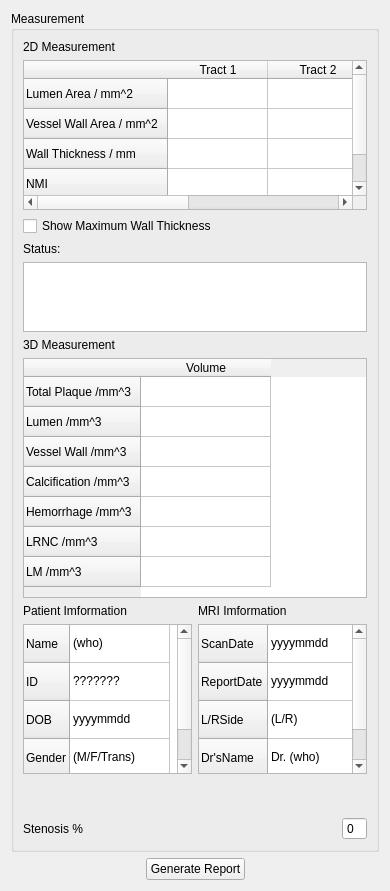
Qt form codes/UI/MeasurementWidget.ui (wuzhuobin/PlaqueQuant) before a commit.
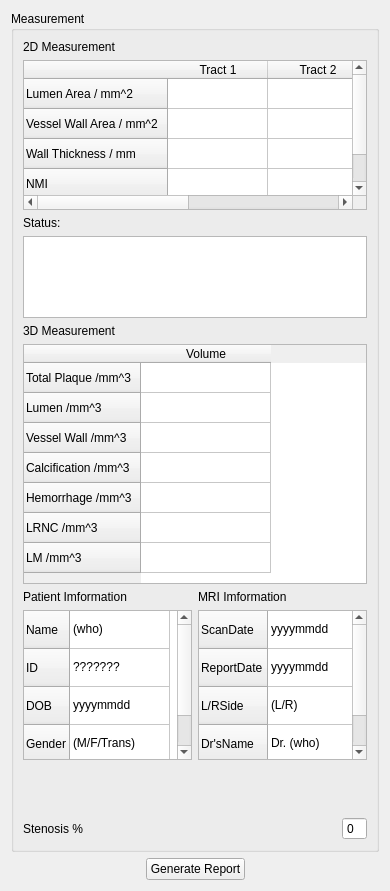
The same form after that commit.

What changed in the file:
```diff
--- a/codes/UI/MeasurementWidget.ui
+++ b/codes/UI/MeasurementWidget.ui
@@ -144,13 +144,6 @@
         </column>
        </widget>
       </item>
-      <item>
-       <widget class="QCheckBox" name="maximumWallThicknessChkBox">
-        <property name="text">
-         <string>Show Maximum Wall Thickness</string>
-        </property>
-       </widget>
-      </item>
       <item>
        <widget class="QLabel" name="label_6">
         <property name="text">
```
Left out of the diff: 2 changed lines with no effect on the pictures.
